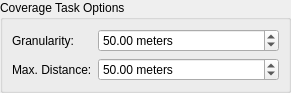
This is FlightPlanner/gui/FlightTaskEditors/SubWidgets/CoverageTaskEditorWidgets.ui in raptorswing/FlightPlanner as Qt 5 draws it before an edit. The edited form follows.
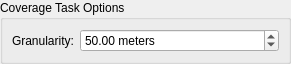
This is the edited form.

The edit to the form file:
```diff
--- a/FlightPlanner/gui/FlightTaskEditors/SubWidgets/CoverageTaskEditorWidgets.ui
+++ b/FlightPlanner/gui/FlightTaskEditors/SubWidgets/CoverageTaskEditorWidgets.ui
@@ -7,7 +7,7 @@
     <x>0</x>
     <y>0</y>
     <width>291</width>
-    <height>79</height>
+    <height>53</height>
    </rect>
   </property>
   <property name="windowTitle">
@@ -23,6 +23,9 @@
       <string>Coverage Task Options</string>
      </property>
      <layout class="QFormLayout" name="formLayout">
+      <property name="fieldGrowthPolicy">
+       <enum>QFormLayout::AllNonFixedFieldsGrow</enum>
+      </property>
       <item row="0" column="0">
        <widget class="QLabel" name="label">
         <property name="text">
@@ -46,29 +49,6 @@
         </property>
        </widget>
       </item>
-      <item row="1" column="0">
-       <widget class="QLabel" name="label_2">
-        <property name="text">
-         <string>Max. Distance:</string>
-        </property>
-       </widget>
-      </item>
-      <item row="1" column="1">
-       <widget class="QDoubleSpinBox" name="maxDistanceSpinbox">
-        <property name="suffix">
-         <string> meters</string>
-        </property>
-        <property name="minimum">
-         <double>10.000000000000000</double>
-        </property>
-        <property name="maximum">
-         <double>150.000000000000000</double>
-        </property>
-        <property name="value">
-         <double>50.000000000000000</double>
-        </property>
-       </widget>
-      </item>
      </layout>
     </widget>
    </item>
```
